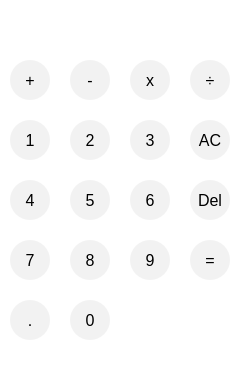
The window that mainwindow.ui (Feeling-6/PhoneCalculator) describes before a commit, drawn with Qt 5.
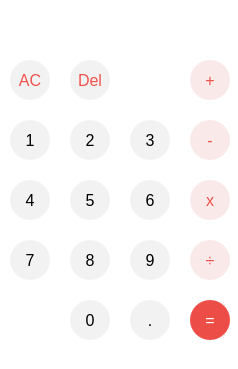
The same window after the commit.

Commit message: 美化UI

```diff
--- a/mainwindow.ui
+++ b/mainwindow.ui
@@ -177,12 +177,17 @@
    <widget class="QPushButton" name="subtract">
     <property name="geometry">
      <rect>
-      <x>70</x>
-      <y>60</y>
+      <x>190</x>
+      <y>120</y>
       <width>40</width>
       <height>40</height>
      </rect>
     </property>
+    <property name="styleSheet">
+     <string notr="true">background-color: rgb(249, 233, 233);
+color:rgb(240, 82, 76)
+</string>
+    </property>
     <property name="text">
      <string>-</string>
     </property>
@@ -190,12 +195,16 @@
    <widget class="QPushButton" name="add">
     <property name="geometry">
      <rect>
-      <x>10</x>
+      <x>190</x>
       <y>60</y>
       <width>40</width>
       <height>40</height>
      </rect>
     </property>
+    <property name="styleSheet">
+     <string notr="true">background-color: rgb(249, 233, 233);
+color:rgb(240, 82, 76)</string>
+    </property>
     <property name="text">
      <string>+</string>
     </property>
@@ -203,12 +212,16 @@
    <widget class="QPushButton" name="multiply">
     <property name="geometry">
      <rect>
-      <x>130</x>
-      <y>60</y>
+      <x>190</x>
+      <y>180</y>
       <width>40</width>
       <height>40</height>
      </rect>
     </property>
+    <property name="styleSheet">
+     <string notr="true">background-color: rgb(249, 233, 233);
+color:rgb(240, 82, 76)</string>
+    </property>
     <property name="text">
      <string>x</string>
     </property>
@@ -217,11 +230,15 @@
     <property name="geometry">
      <rect>
       <x>190</x>
-      <y>60</y>
+      <y>240</y>
       <width>40</width>
       <height>40</height>
      </rect>
     </property>
+    <property name="styleSheet">
+     <string notr="true">background-color: rgb(249, 233, 233);
+color:rgb(240, 82, 76)</string>
+    </property>
     <property name="text">
      <string>÷</string>
     </property>
@@ -229,12 +246,15 @@
    <widget class="QPushButton" name="Del">
     <property name="geometry">
      <rect>
-      <x>190</x>
-      <y>180</y>
+      <x>70</x>
+      <y>60</y>
       <width>40</width>
       <height>40</height>
      </rect>
     </property>
+    <property name="styleSheet">
+     <string notr="true">color:rgb(240, 82, 76)</string>
+    </property>
     <property name="text">
      <string>Del</string>
     </property>
@@ -242,12 +262,15 @@
    <widget class="QPushButton" name="AC">
     <property name="geometry">
      <rect>
-      <x>190</x>
-      <y>120</y>
+      <x>10</x>
+      <y>60</y>
       <width>40</width>
       <height>40</height>
      </rect>
     </property>
+    <property name="styleSheet">
+     <string notr="true">color:rgb(240, 82, 76)</string>
+    </property>
     <property name="text">
      <string>AC</string>
     </property>
@@ -256,11 +279,15 @@
     <property name="geometry">
      <rect>
       <x>190</x>
-      <y>240</y>
+      <y>300</y>
       <width>40</width>
       <height>40</height>
      </rect>
     </property>
+    <property name="styleSheet">
+     <string notr="true">background-color: rgb(237, 77, 71); 
+color: #FFFFFF;</string>
+    </property>
     <property name="text">
      <string>=</string>
     </property>
@@ -300,7 +327,7 @@
    <widget class="QPushButton" name="point">
     <property name="geometry">
      <rect>
-      <x>10</x>
+      <x>130</x>
       <y>300</y>
       <width>40</width>
       <height>40</height>
```
